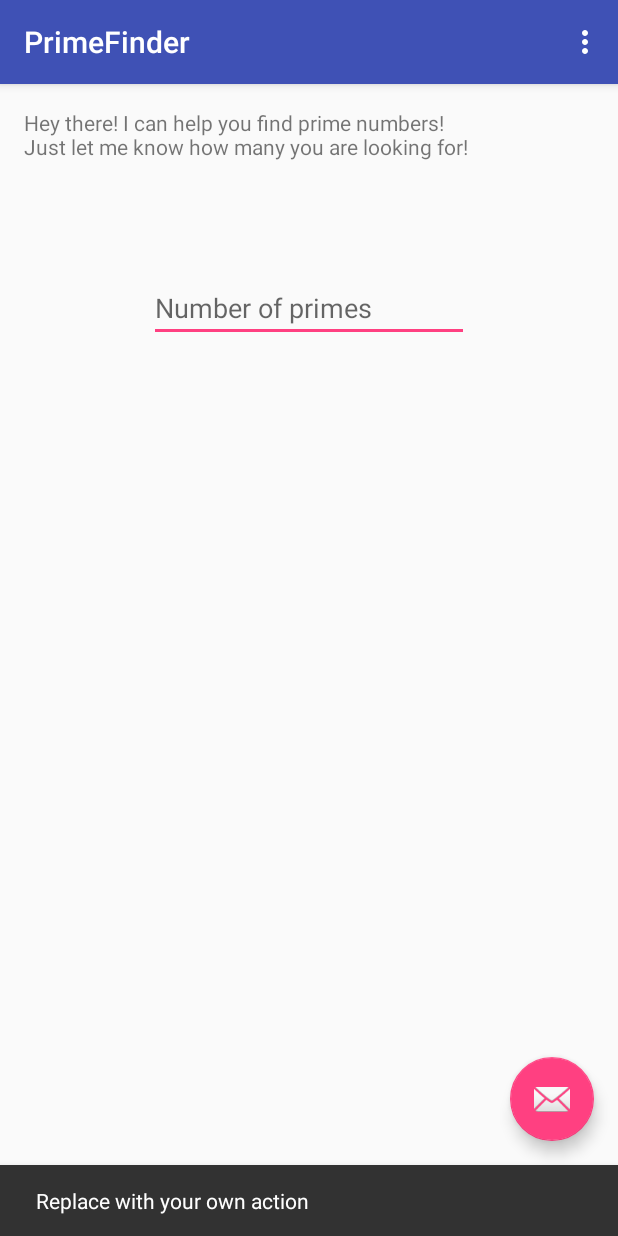
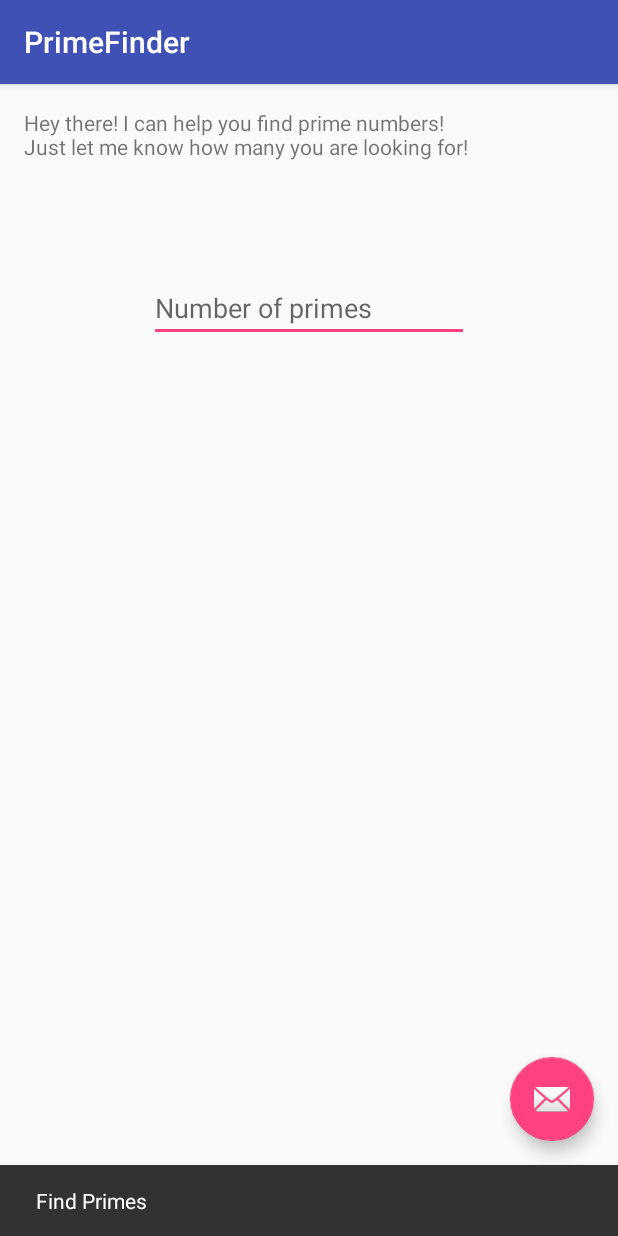
Before and after one commit to chandlergaines/gaineschandleraca, an Android app: the screen it shows after launch (MainActivity), after a tap on an icon or button, on a phone screen of 412 x 824 dp. Run offline under Robolectric (Android 15) with nearby library versions, the phone set to English and light mode, and no system bars.

Commit message:
PrimeFinder Final: Added scrolling movement method

```diff
--- a/PrimeFinder/app/src/main/java/com/chandler/android/aca/primefinder/MainActivity.java
+++ b/PrimeFinder/app/src/main/java/com/chandler/android/aca/primefinder/MainActivity.java
@@ -5,8 +5,7 @@ import android.support.design.widget.FloatingActionButton;
 import android.support.design.widget.Snackbar;
 import android.support.v7.app.AppCompatActivity;
 import android.support.v7.widget.Toolbar;
-import android.view.Menu;
-import android.view.MenuItem;
+import android.text.method.ScrollingMovementMethod;
 import android.view.View;
 import android.widget.EditText;
 import android.widget.TextView;
@@ -29,17 +28,35 @@ public class MainActivity extends AppCompatActivity {
         fab.setOnClickListener(new View.OnClickListener() {
             @Override
             public void onClick(View view) {
-                Snackbar.make(view, "Replace with your own action", Snackbar.LENGTH_LONG)
+                Snackbar.make(view, "Find Primes", Snackbar.LENGTH_LONG)
                         .setAction("Action", null).show();
-            }
-        });
 
-        mPrimeFinder = new PrimeFinder(10);
+                mInput = (EditText) findViewById(R.id.input);
+                mOutput = (TextView) findViewById(R.id.output);
+                String numberIn;
 
-        mInput = (EditText) findViewById(R.id.input);
-        mOutput = (TextView) findViewById(R.id.output);
-    }
+                mPrimeFinder = new PrimeFinder(10);
+                //.parseLong().getText(mInput)
 
+                //fizz buzz paste begin
+
+                if (!mInput.getText().toString().equals("")){
+                    numberIn = mInput.getText().toString();
+                    mOutput.setMovementMethod(new ScrollingMovementMethod());
+                    mOutput.setText("");
+                    long numPrimes = Long.parseLong(numberIn); //check this by the slides from 8/30
+
+
+
+                }
+        }
+
+
+
+    })
+
+
+    /*
     @Override
     public boolean onCreateOptionsMenu(Menu menu) {
         // Inflate the menu; this adds items to the action bar if it is present.
@@ -62,3 +79,7 @@ public class MainActivity extends AppCompatActivity {
         return super.onOptionsItemSelected(item);
     }
 }
+
+                */
+
+    ;}}
```
